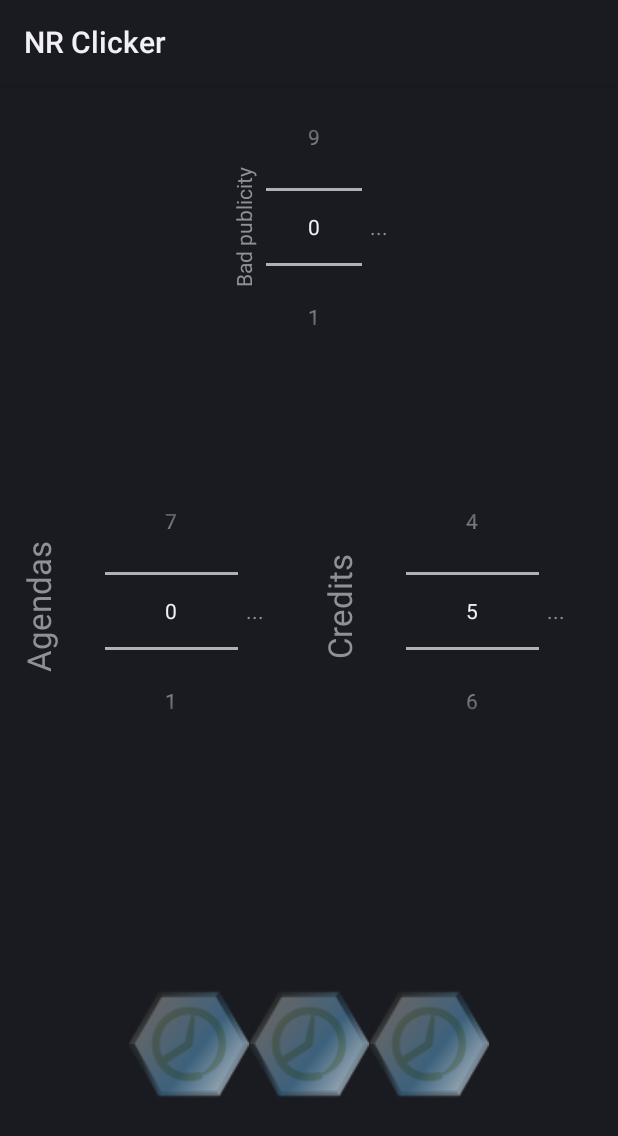
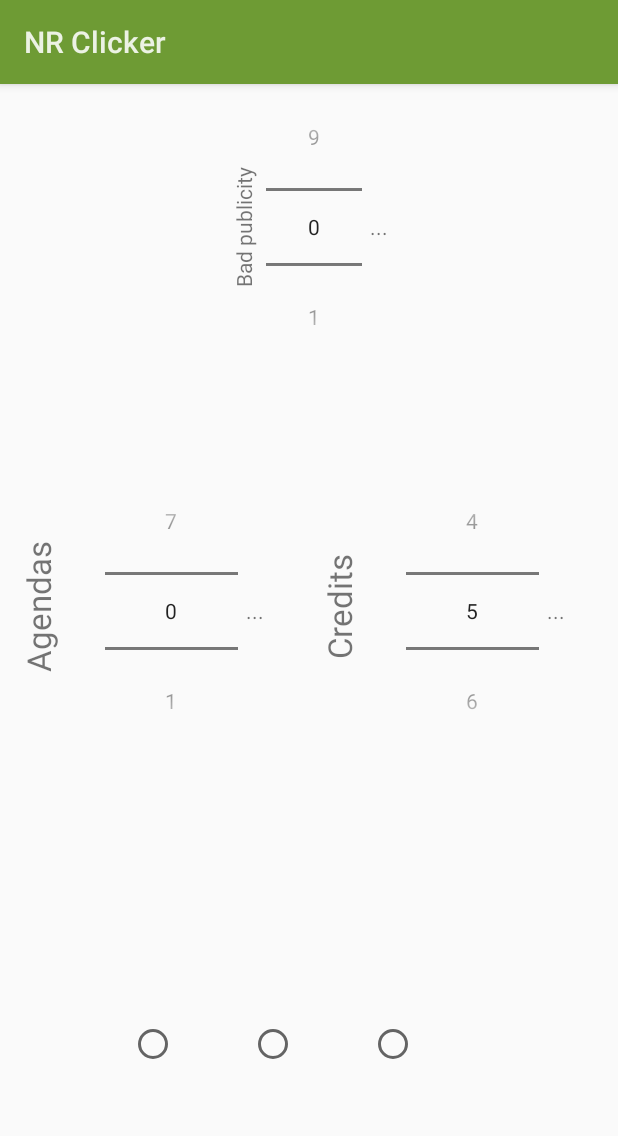
Before and after one commit to andli/NRClicker, an Android app: the layout fragment_corp.xml on its own in the app's theme, with its tools: preview values and no code run, on a phone screen of 412 x 824 dp. Shown: the top 1136 px of the screen. Run offline under Robolectric (Android 15) with nearby library versions, the phone set to English and light mode, and no system bars.

Commit message:
Started conversion to Material Design.

```diff
--- a/app/build.gradle
+++ b/app/build.gradle
@@ -8,8 +8,8 @@ android {
         applicationId "net.pooksoft.nrclicker"
         minSdkVersion 16
         targetSdkVersion 21
-        versionCode 10
-        versionName "1.13"
+        versionCode 11
+        versionName "1.2"
     }
 
     buildTypes {
--- a/app/src/main/AndroidManifest.xml
+++ b/app/src/main/AndroidManifest.xml
@@ -8,8 +8,8 @@
         android:allowBackup="true"
         android:icon="@drawable/ic_launcher_nrclicker"
         android:label="@string/app_name"
-        android:theme="@style/AppTheme" >
-        <activity
+        android:theme="@style/Theme.Pooksoft">
+    <activity
             android:name="net.pooksoft.nrclicker.MainActivity"
             android:label="@string/app_name" >
             <intent-filter>
--- a/app/src/main/java/net/pooksoft/nrclicker/ui/TurnClicker.java
+++ b/app/src/main/java/net/pooksoft/nrclicker/ui/TurnClicker.java
@@ -2,7 +2,6 @@ package net.pooksoft.nrclicker.ui;
 
 import android.app.Activity;
 import android.app.FragmentManager;
-import android.app.FragmentTransaction;
 import android.content.Context;
 import android.content.res.TypedArray;
 import android.os.Vibrator;
@@ -14,8 +13,7 @@ import android.view.View;
 import android.view.ViewGroup;
 import android.widget.CompoundButton;
 import android.widget.LinearLayout;
-import android.widget.RadioGroup;
-import android.widget.ToggleButton;
+import android.widget.RadioButton;
 
 import net.pooksoft.nrclicker.R;
 
@@ -44,8 +42,7 @@ public class TurnClicker extends LinearLayout implements View.OnClickListener {
         fMgr = null;
         try {
             fMgr = ((Activity) context).getFragmentManager();
-        }
-        catch (Exception e) {
+        } catch (Exception e) {
             Log.d("test", e.toString());
         }
 
@@ -57,34 +54,33 @@ public class TurnClicker extends LinearLayout implements View.OnClickListener {
         ViewGroup clickGroup = (ViewGroup) findViewById(R.id.clickGroup);
 
         for (int i = 0; i < numClicks; i++) {
-            inflater.inflate(R.layout.toggle_button, clickGroup, true);
-
-            if (numClicks % 2 == 0) {
-                // TODO: offset maybe?
-            }
+            RadioButton rdbtn = new RadioButton(context);
+            rdbtn.setId(i);
+            //rdbtn.setPadding(0, 0, 0, 0);
+            clickGroup.addView(rdbtn);
         }
 
         // if it's the last button, add a listener that spawns a question
         int numButtons = clickGroup.getChildCount();
         DisplayMetrics metrics = getResources().getDisplayMetrics();
-        int densityDpi = (int)(metrics.density * 160f);
+        int densityDpi = (int) (metrics.density * 160f);
 
         for (int j = 0; j < numButtons; j++) {
-            ToggleButton tb = (ToggleButton) clickGroup.getChildAt(j);
-            tb.setOnClickListener(this);
+            RadioButton rb = (RadioButton) clickGroup.getChildAt(j);
+            rb.setOnClickListener(this);
 
-            LinearLayout.LayoutParams params = (LinearLayout.LayoutParams) tb.getLayoutParams();
-            params.width = (int)Math.round(densityDpi * 0.5);
-            params.height = (int)Math.round(densityDpi * 0.5);
-            tb.setLayoutParams(params);
+            LinearLayout.LayoutParams params = (LinearLayout.LayoutParams) rb.getLayoutParams();
+            params.width = (int) Math.round(densityDpi * 0.5);
+            params.height = (int) Math.round(densityDpi * 0.5);
+            rb.setLayoutParams(params);
             //getApplicationContext().getSystemService(VIBRATOR_SERVICE);
         }
 
-        ToggleButton lastTb = (ToggleButton) clickGroup.getChildAt(numButtons - 1);
+        RadioButton lastrb = (RadioButton) clickGroup.getChildAt(numButtons - 1);
 
-        lastTb.setOnCheckedChangeListener(new ToggleButton.OnCheckedChangeListener() {
+        lastrb.setOnCheckedChangeListener(new RadioButton.OnCheckedChangeListener() {
             @Override
-            public void onCheckedChanged(CompoundButton ToggleButton, boolean isChecked) {
+            public void onCheckedChanged(CompoundButton RadioButton, boolean isChecked) {
                 if (isChecked) {
                     SwitchFragmentDialog switchFragmentDialog = SwitchFragmentDialog.newInstance(nextPlayerLabel);
 
@@ -109,11 +105,11 @@ public class TurnClicker extends LinearLayout implements View.OnClickListener {
     public void clearButtons() {
         LinearLayout clickGroup = (LinearLayout) findViewById(R.id.clickGroup);
         int num = clickGroup.getChildCount();
-        ArrayList<ToggleButton> listOfRadioButtons = new ArrayList<ToggleButton>();
+        ArrayList<RadioButton> listOfRadioButtons = new ArrayList<>();
         for (int i = 0; i < num; i++) {
-            ToggleButton tb = (ToggleButton)clickGroup.getChildAt(i);
-            listOfRadioButtons.add(tb);
-            tb.setChecked(false);
+            RadioButton rb = (RadioButton) clickGroup.getChildAt(i);
+            listOfRadioButtons.add(rb);
+            rb.setChecked(false);
         }
     }
 
@@ -124,8 +120,8 @@ public class TurnClicker extends LinearLayout implements View.OnClickListener {
 
     public void clearLastButton() {
         LinearLayout clickGroup = (LinearLayout) findViewById(R.id.clickGroup);
-            ToggleButton tb = (ToggleButton)clickGroup.getChildAt(clickGroup.getChildCount() - 1);
-            tb.setChecked(false);
+        RadioButton rb = (RadioButton) clickGroup.getChildAt(clickGroup.getChildCount() - 1);
+        rb.setChecked(false);
 
     }
 }
--- a/app/src/main/res/drawable/click_toggle_button.xml
+++ /dev/null
@@ -1,5 +0,0 @@
-<?xml version="1.0" encoding="utf-8"?>
-<selector xmlns:android="http://schemas.android.com/apk/res/android">
-    <item android:state_checked="false" android:drawable="@drawable/click_toggle_button_off" />
-    <item android:state_checked="true" android:drawable="@drawable/click_toggle_button_on" />
-</selector>
--- a/app/src/main/res/layout/toggle_button.xml
+++ /dev/null
@@ -1,16 +0,0 @@
-<?xml version="1.0" encoding="utf-8"?>
-<ToggleButton xmlns:android="http://schemas.android.com/apk/res/android"
-    android:id="@+id/clickButton"
-    android:layout_width="0dp"
-    android:layout_height="wrap_content"
-    android:layout_weight="1"
-    android:clickable="true"
-    android:background="@drawable/click_toggle_button"
-    android:scaleType="fitCenter"
-    android:adjustViewBounds="true"
-    android:text=""
-    android:textOn=""
-    android:textOff=""
-    >
-
-</ToggleButton>
--- a/app/src/main/res/layout/turn_clicker.xml
+++ b/app/src/main/res/layout/turn_clicker.xml
@@ -1,13 +1,13 @@
 <?xml version="1.0" encoding="utf-8"?>
 
-<LinearLayout xmlns:android="http://schemas.android.com/apk/res/android"
+<RadioGroup xmlns:android="http://schemas.android.com/apk/res/android"
+    android:id="@+id/clickGroup"
     android:layout_width="fill_parent"
     android:layout_height="fill_parent"
+    android:layout_gravity="bottom"
+    android:layout_weight="2"
+    android:gravity="center"
     android:orientation="horizontal"
-    android:gravity="center"
-    android:layout_weight="2"
-    android:layout_gravity="bottom"
-    android:id="@+id/clickGroup"
     android:padding="10dp">
 
-</LinearLayout>
+</RadioGroup>
--- /dev/null
+++ b/app/src/main/res/values-v21/colors.xml
@@ -0,0 +1,5 @@
+<?xml version="1.0" encoding="utf-8"?>
+<resources>
+    <color name="pooksoft">#6E9B34</color>
+    <color name="pooksoft_dark">#3B5d0E</color>
+</resources>
--- a/app/src/main/res/values-v21/styles.xml
+++ b/app/src/main/res/values-v21/styles.xml
@@ -1,5 +1,8 @@
 <?xml version="1.0" encoding="utf-8"?>
 <resources>
-    <style name="AppTheme" parent="android:Theme.DeviceDefault">
+
+    <style name="Theme.Pooksoft" parent="android:Theme.Material.Light.DarkActionBar">
+        <item name="android:colorPrimary">@color/pooksoft</item>
+        <item name="android:colorPrimaryDark">@color/pooksoft_dark</item>
     </style>
 </resources>
--- a/app/src/main/res/values/styles.xml
+++ b/app/src/main/res/values/styles.xml
@@ -1,8 +1,8 @@
 <resources>
 
     <!-- Base application theme. -->
-    <style name="AppTheme" parent="android:Theme.Holo">
-        <!-- Customize your theme here. -->
+    <style name="Theme.Pooksoft" parent="android:Theme.Holo">
+    <!-- Customize your theme here. -->
 
     </style>
 
```
Also changed, not shown: app/src/main/res/drawable-hdpi/click_toggle_button_off.png (deleted), app/src/main/res/drawable-hdpi/click_toggle_button_on.png (deleted), app/src/main/res/drawable-xxhdpi/click_toggle_button_off.png (deleted), app/src/main/res/drawable-xxhdpi/click_toggle_button_on.png (deleted), 2 other files.
